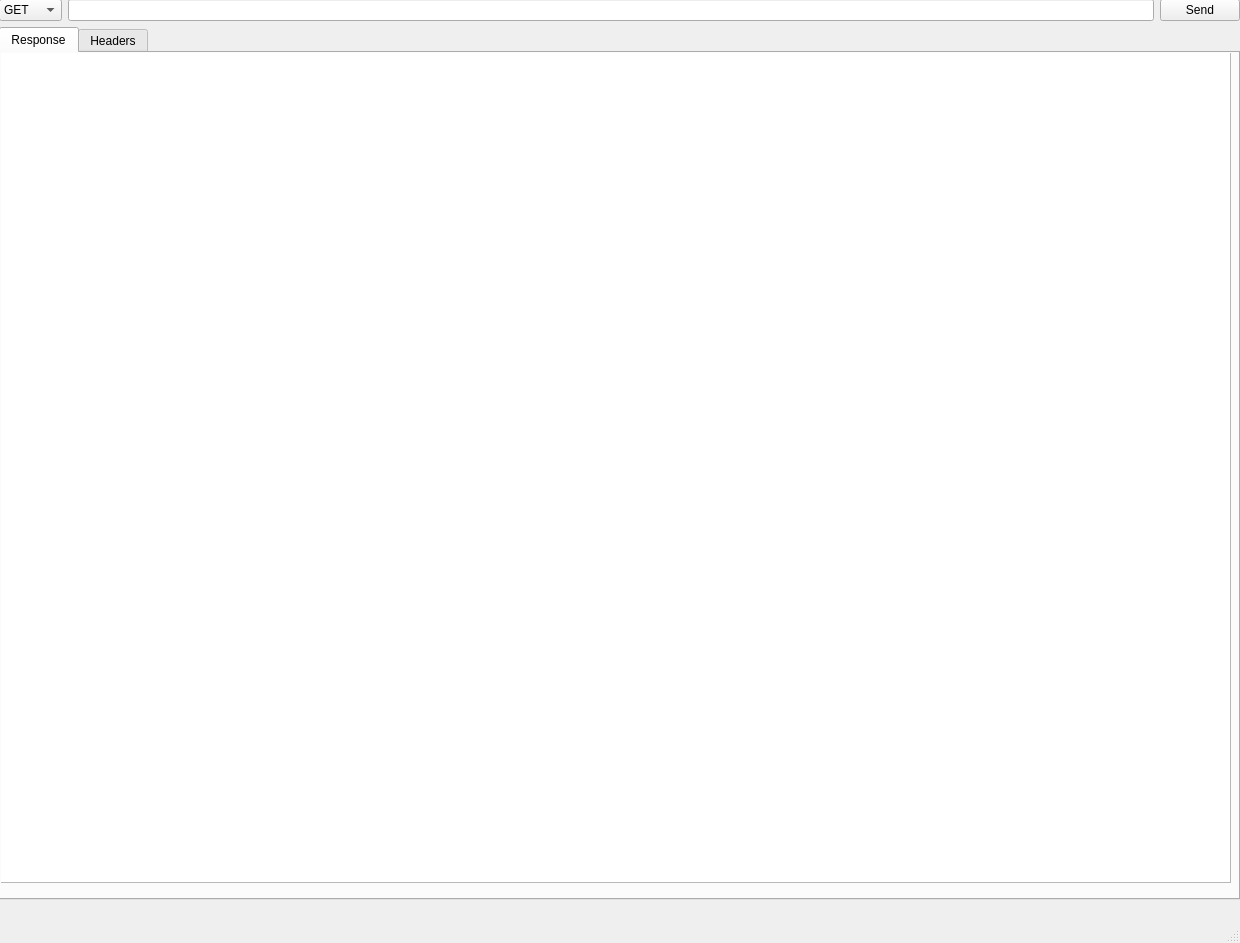
First picture: the form in main.ui, repository LinkedList/qTTp, before the edit.
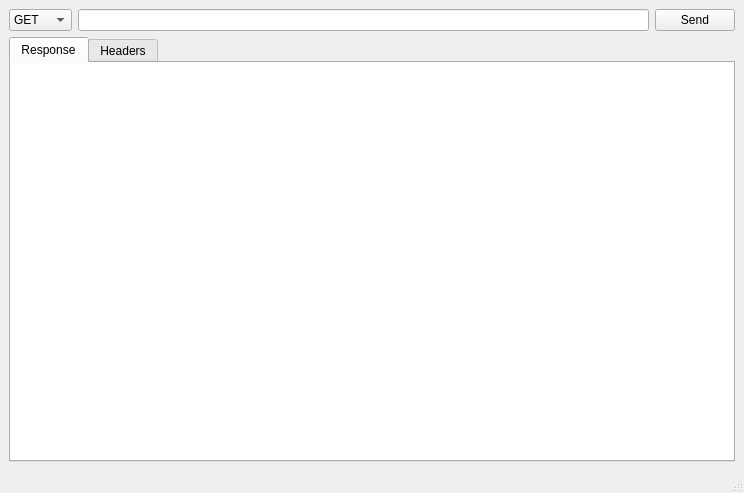
Second picture: the form after the edit.

Patch:
```diff
--- a/main.ui
+++ b/main.ui
@@ -6,24 +6,38 @@
    <rect>
     <x>0</x>
     <y>0</y>
-    <width>1240</width>
-    <height>943</height>
+    <width>744</width>
+    <height>493</height>
    </rect>
   </property>
+  <property name="sizePolicy">
+   <sizepolicy hsizetype="Maximum" vsizetype="Maximum">
+    <horstretch>0</horstretch>
+    <verstretch>0</verstretch>
+   </sizepolicy>
+  </property>
   <property name="windowTitle">
    <string>MainWindow</string>
   </property>
   <widget class="QWidget" name="centralwidget">
-   <widget class="QWidget" name="verticalLayoutWidget">
-    <property name="geometry">
-     <rect>
-      <x>-1</x>
-      <y>-1</y>
-      <width>1241</width>
-      <height>901</height>
-     </rect>
-    </property>
+   <property name="sizePolicy">
+    <sizepolicy hsizetype="Maximum" vsizetype="Maximum">
+     <horstretch>0</horstretch>
+     <verstretch>0</verstretch>
+    </sizepolicy>
+   </property>
+   <property name="maximumSize">
+    <size>
+     <width>1240</width>
+     <height>890</height>
+    </size>
+   </property>
+   <layout class="QHBoxLayout" name="horizontalLayout_2">
+    <item>
     <layout class="QVBoxLayout" name="verticalLayout">
+      <property name="sizeConstraint">
+       <enum>QLayout::SetMaximumSize</enum>
+      </property>
      <item>
       <layout class="QHBoxLayout" name="horizontalLayout">
        <property name="sizeConstraint">
@@ -103,7 +117,8 @@
       </widget>
      </item>
     </layout>
-   </widget>
+    </item>
+   </layout>
   </widget>
   <widget class="QMenuBar" name="menubar">
    <property name="geometry">
```
Left out of the diff: 4 changed lines with no effect on the pictures. Lines whose indentation alone changed are shown as unchanged.
